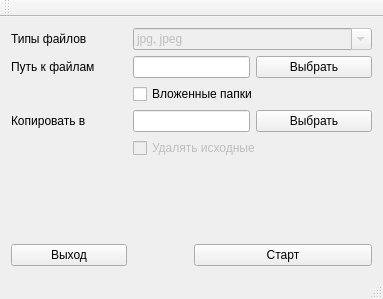
Old version of the form mainwindow.ui in the repository hgage2003/PhotoCopy.
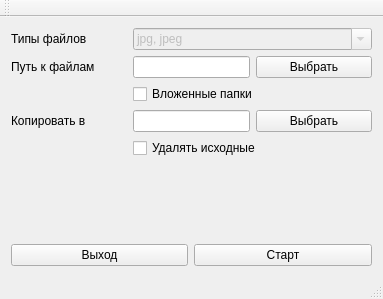
New version of the form.

Diff of the .ui file:
```diff
--- a/mainwindow.ui
+++ b/mainwindow.ui
@@ -79,7 +79,7 @@
     <item row="4" column="2" colspan="3">
      <widget class="QCheckBox" name="cbDeleteSrcs">
       <property name="enabled">
-       <bool>false</bool>
+       <bool>true</bool>
       </property>
       <property name="text">
        <string>Удалять исходные</string>
@@ -93,13 +93,6 @@
       </property>
      </widget>
     </item>
-    <item row="6" column="0" colspan="2">
-     <widget class="QPushButton" name="pbCancel">
-      <property name="text">
-       <string>Выход</string>
-      </property>
-     </widget>
-    </item>
     <item row="0" column="2" colspan="4">
      <widget class="QComboBox" name="cbFileExt">
       <property name="enabled">
@@ -120,6 +113,13 @@
       </item>
      </widget>
     </item>
+    <item row="6" column="0" colspan="3">
+     <widget class="QPushButton" name="pbCancel">
+      <property name="text">
+       <string>Выход</string>
+      </property>
+     </widget>
+    </item>
    </layout>
   </widget>
   <widget class="QToolBar" name="mainToolBar">
```
